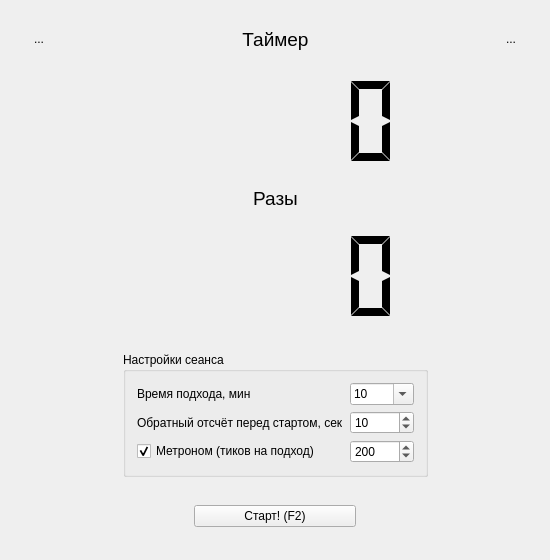
This is src/ui/MainWindow.ui in antongus/kettlebell-timer as Qt 5 draws it before an edit. The edited form follows.
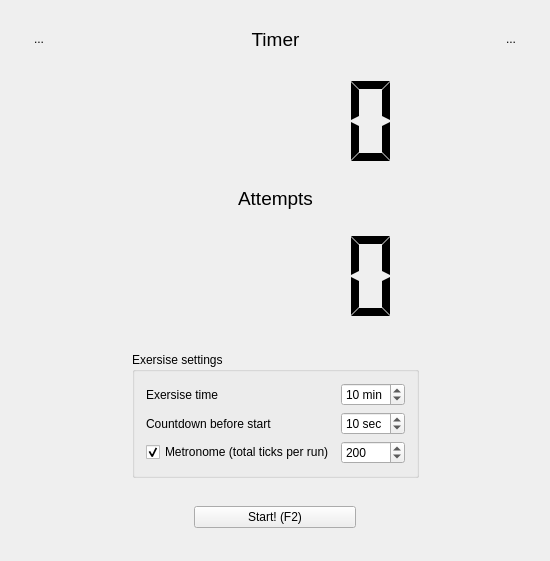
This is the edited form. Icons and pictures are not drawn.

Commit message: translate all messages and interface to english

```diff
--- a/src/ui/MainWindow.ui
+++ b/src/ui/MainWindow.ui
@@ -87,7 +87,7 @@
              </font>
             </property>
             <property name="text">
-             <string>Таймер</string>
+             <string>Timer</string>
             </property>
             <property name="alignment">
              <set>Qt::AlignCenter</set>
@@ -238,7 +238,7 @@
              </font>
             </property>
             <property name="text">
-             <string>Разы</string>
+             <string>Attempts</string>
             </property>
             <property name="alignment">
              <set>Qt::AlignCenter</set>
@@ -343,85 +343,28 @@
           <item>
            <widget class="QGroupBox" name="groupBox">
             <property name="title">
-             <string>Настройки сеанса</string>
+             <string>Exersise settings</string>
             </property>
             <layout class="QGridLayout" name="gridLayout" columnminimumwidth="0,64">
              <item row="0" column="0">
               <widget class="QLabel" name="label_2">
                <property name="text">
-                <string>Время подхода, мин</string>
+                <string>Exersise time</string>
                </property>
               </widget>
              </item>
-             <item row="0" column="1">
-              <widget class="QComboBox" name="cbTryMinutes">
-               <property name="editable">
-                <bool>true</bool>
-               </property>
-               <property name="currentIndex">
-                <number>9</number>
-               </property>
-               <item>
-                <property name="text">
-                 <string>1</string>
-                </property>
-               </item>
-               <item>
-                <property name="text">
-                 <string>2</string>
-                </property>
-               </item>
-               <item>
-                <property name="text">
-                 <string>3</string>
-                </property>
-               </item>
-               <item>
-                <property name="text">
-                 <string>4</string>
-                </property>
-               </item>
-               <item>
-                <property name="text">
-                 <string>5</string>
-                </property>
-               </item>
-               <item>
-                <property name="text">
-                 <string>6</string>
-                </property>
-               </item>
-               <item>
-                <property name="text">
-                 <string>7</string>
-                </property>
-               </item>
-               <item>
-                <property name="text">
-                 <string>8</string>
-                </property>
-               </item>
-               <item>
-                <property name="text">
-                 <string>9</string>
-                </property>
-               </item>
-               <item>
-                <property name="text">
-                 <string>10</string>
-                </property>
-               </item>
-              </widget>
-             </item>
              <item row="1" column="0">
               <widget class="QLabel" name="label_3">
                <property name="text">
-                <string>Обратный отсчёт перед стартом, сек</string>
+                <string>Countdown before start</string>
                </property>
               </widget>
              </item>
              <item row="1" column="1">
               <widget class="QSpinBox" name="sbCountdown">
+               <property name="suffix">
+                <string> sec</string>
+               </property>
                <property name="value">
                 <number>10</number>
                </property>
@@ -440,13 +383,26 @@
              <item row="2" column="0">
               <widget class="QCheckBox" name="cbMetronom">
                <property name="text">
-                <string>Метроном (тиков на подход)</string>
+                <string>Metronome (total ticks per run)</string>
                </property>
                <property name="checked">
                 <bool>true</bool>
                </property>
               </widget>
              </item>
+             <item row="0" column="1">
+              <widget class="QSpinBox" name="sbRunTime">
+               <property name="suffix">
+                <string> min</string>
+               </property>
+               <property name="minimum">
+                <number>1</number>
+               </property>
+               <property name="value">
+                <number>10</number>
+               </property>
+              </widget>
+             </item>
             </layout>
            </widget>
           </item>
@@ -500,7 +456,7 @@
              <string>Начать отсчёт!</string>
             </property>
             <property name="text">
-             <string>Старт! (F2)</string>
+             <string>Start! (F2)</string>
             </property>
             <property name="icon">
              <iconset resource="../../res/resource.qrc">
```
Left out of the diff: 9 changed lines with no effect on the pictures. The commit also changes 4 other files.
